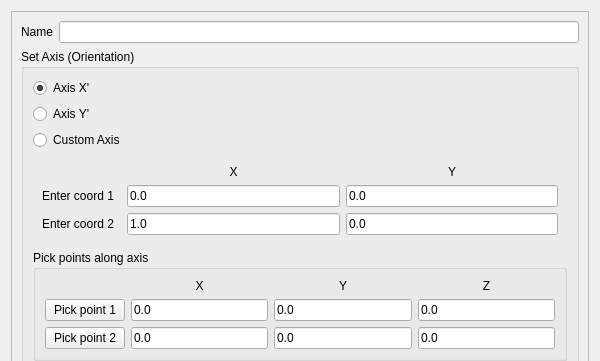
open-scan-crew/OpenScanTools, file src/gui/forms/Property_User_Orientation.ui: the form before one commit; both pictures show x 0 to 600 and y 0 to 361 of the 600 by 843 pixel window.
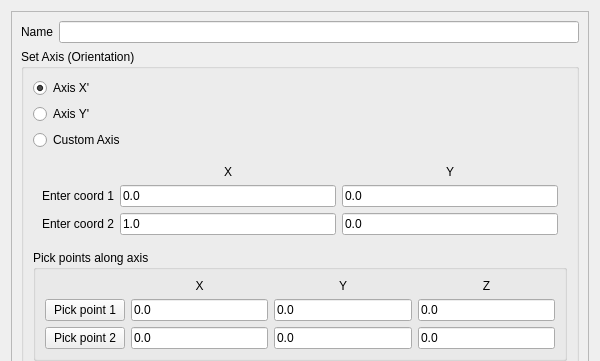
The form after the commit. Custom widgets are drawn as their Qt base class.

```diff
--- a/src/gui/forms/Property_User_Orientation.ui
+++ b/src/gui/forms/Property_User_Orientation.ui
@@ -30,8 +30,8 @@
        <rect>
         <x>0</x>
         <y>0</y>
-        <width>580</width>
-        <height>823</height>
+        <width>576</width>
+        <height>819</height>
        </rect>
       </property>
       <layout class="QGridLayout" name="gridLayout_4">
@@ -85,7 +85,7 @@
              <item row="2" column="0">
               <widget class="QLabel" name="label_6">
                <property name="text">
-                <string>Enter coord 2  </string>
+                <string>Enter coord 2</string>
                </property>
               </widget>
              </item>
@@ -99,7 +99,7 @@
              <item row="1" column="0">
               <widget class="QLabel" name="label_5">
                <property name="text">
-                <string>Enter coord 1  </string>
+                <string>Enter coord 1</string>
                </property>
               </widget>
              </item>
```
